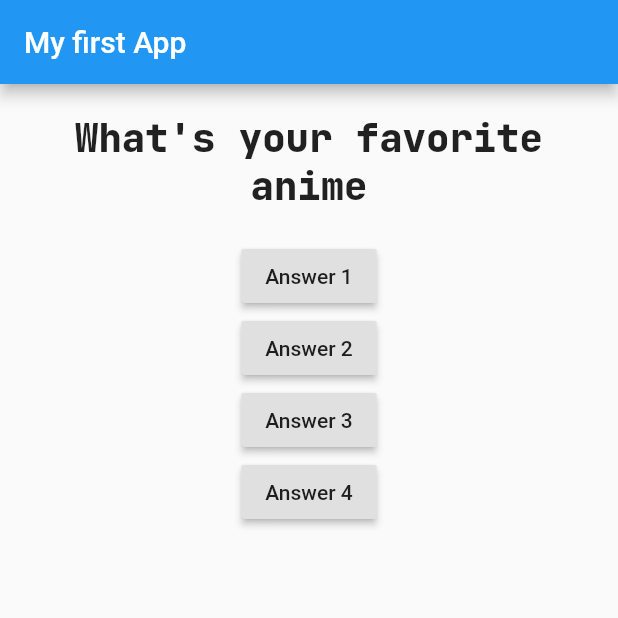
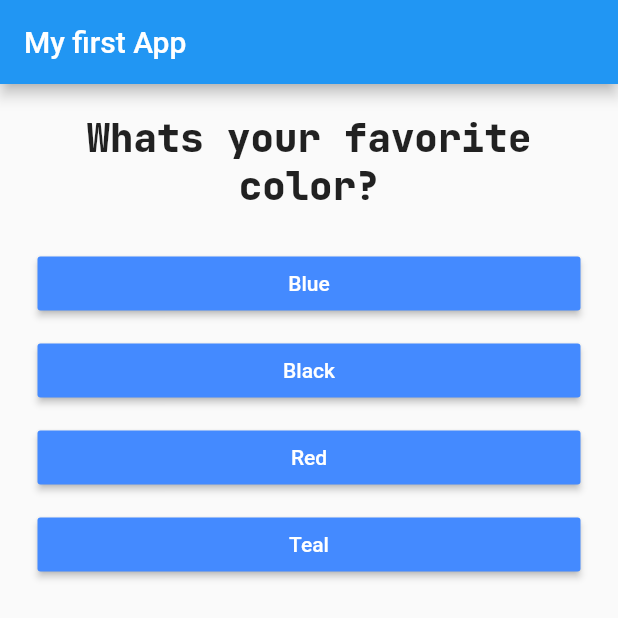
Before and after one commit to vinnyhoward/simple-flutter-quiz-app, a Flutter app: the screen it shows after launch, on a phone screen of 412 x 824 dp. Shown: the top 618 px of the screen. Run offline on Flutter 3.47's test engine with Material 2 defaults, Android fonts, the phone set to English and light mode, and no system bars.

Commit message:
passed pointers to child widget while mapping out object

```diff
--- a/lib/answer.dart
+++ b/lib/answer.dart
@@ -1,14 +1,21 @@
 import 'package:flutter/material.dart';
 
 class Answer extends StatelessWidget {
+  final Function onPressed;
+  final String answerText;
+
+  Answer(this.onPressed, this.answerText);
+
   @override
   Widget build(BuildContext context) {
     return Container(
         width: double.infinity,
+        margin: EdgeInsets.fromLTRB(25, 5, 25, 5),
         child: RaisedButton(
-          color: Colors.indigoAccent,
-          child: Text('Answer 1'),
-          onPressed: null,
+          color: Colors.blueAccent,
+          textColor: Colors.white,
+          child: Text(answerText),
+          onPressed: onPressed,
         ));
   }
 }
--- a/lib/main.dart
+++ b/lib/main.dart
@@ -2,6 +2,7 @@ import 'package:flutter/material.dart';
 // import 'package:simple_flutter_quiz_app/shared/styles/styles.dart';
 
 import './question.dart';
+import './answer.dart';
 
 void main() => runApp(App());
 
@@ -16,7 +17,7 @@ class _QuizWidget extends State<App> {
   int _answerIndex = 0;
   void _answerQuestions() {
     setState(() {
-      if (_answerIndex <= 2) {
+      if (_answerIndex <= 3) {
         _answerIndex = _answerIndex + 1;
       } else {
         _answerIndex = 0;
@@ -26,10 +27,36 @@ class _QuizWidget extends State<App> {
   }
 
   var quizQuestions = [
-    'What\'s your favorite anime',
-    'What\'s your favorite video game',
-    'If you could have any super power; what would you want?',
-    'WHO IS THE BEST Z FIGHTER'
+    {
+      'questionText': 'What\s your favorite color?',
+      'answers': ['Blue', 'Black', 'Red', 'Teal']
+    },
+    {
+      'questionText': 'What\s your favorite animal?',
+      'answers': ['Dog', 'Fish', 'Tiger', 'Dinosaur']
+    },
+    {
+      'questionText': 'What\s your favorite anime?',
+      'answers': ['My Hero Academia', 'Naruto', 'Cowboy Bebep', 'Berserk']
+    },
+    {
+      'questionText': 'What\s your favorite movie?',
+      'answers': [
+        'Fight Club',
+        'Inception',
+        'Mad Max: Fury Road',
+        'Avengers Infinity Wars'
+      ]
+    },
+    {
+      'questionText': 'What\s your favorite public figure?',
+      'answers': [
+        'Donald Trump',
+        'Joe Biden',
+        'Emma Watts',
+        'Weird Al Yankavich'
+      ]
+    },
   ];
 
   @override
@@ -41,22 +68,11 @@ class _QuizWidget extends State<App> {
           ),
           body: Column(
             children: <Widget>[
-              Question(quizQuestions[_answerIndex]),
-              RaisedButton(
-                child: Text('Answer 1'),
-                onPressed: _answerQuestions,
-              ),
-              RaisedButton(
-                  child: Text('Answer 2'),
-                  onPressed: () => print('Stupid ass function expression')),
-              RaisedButton(
-                  child: Text('Answer 3'),
-                  onPressed: () =>
-                      print('Another stupid ass function expression')),
-              RaisedButton(
-                  child: Text('Answer 4'),
-                  onPressed: () =>
-                      print('Yet another stupid ass function expression')),
+              Question(quizQuestions[_answerIndex]['questionText']),
+              ...(quizQuestions[_answerIndex]['answers'] as List<String>)
+                  .map((question) {
+                return Answer(_answerQuestions, question);
+              }).toList(),
             ],
           )),
     );
```
